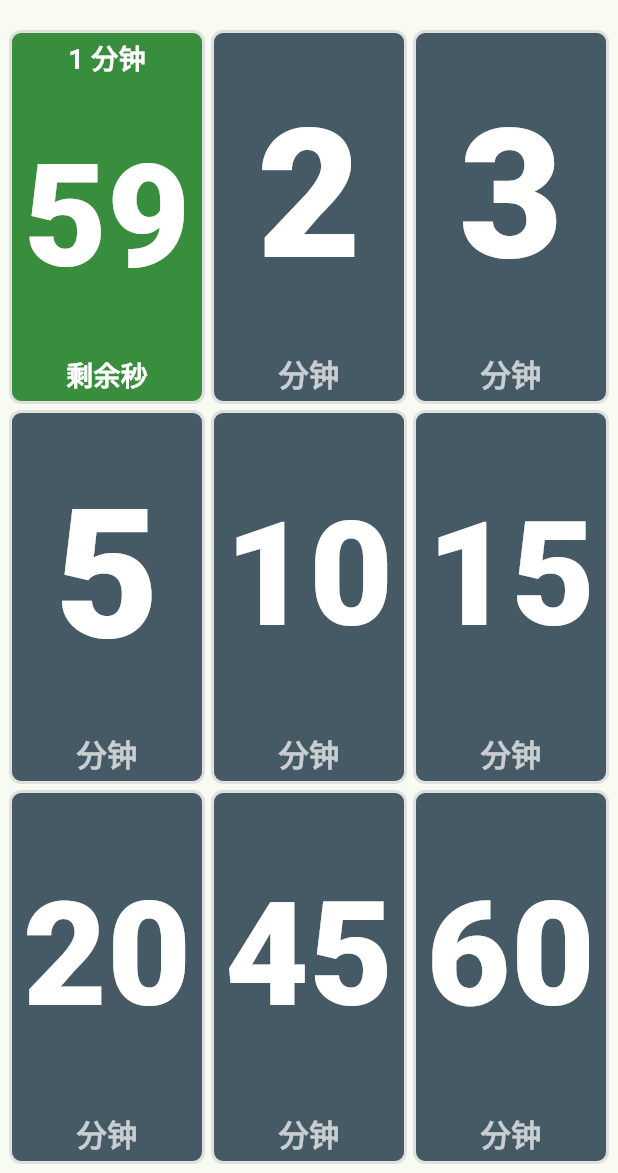
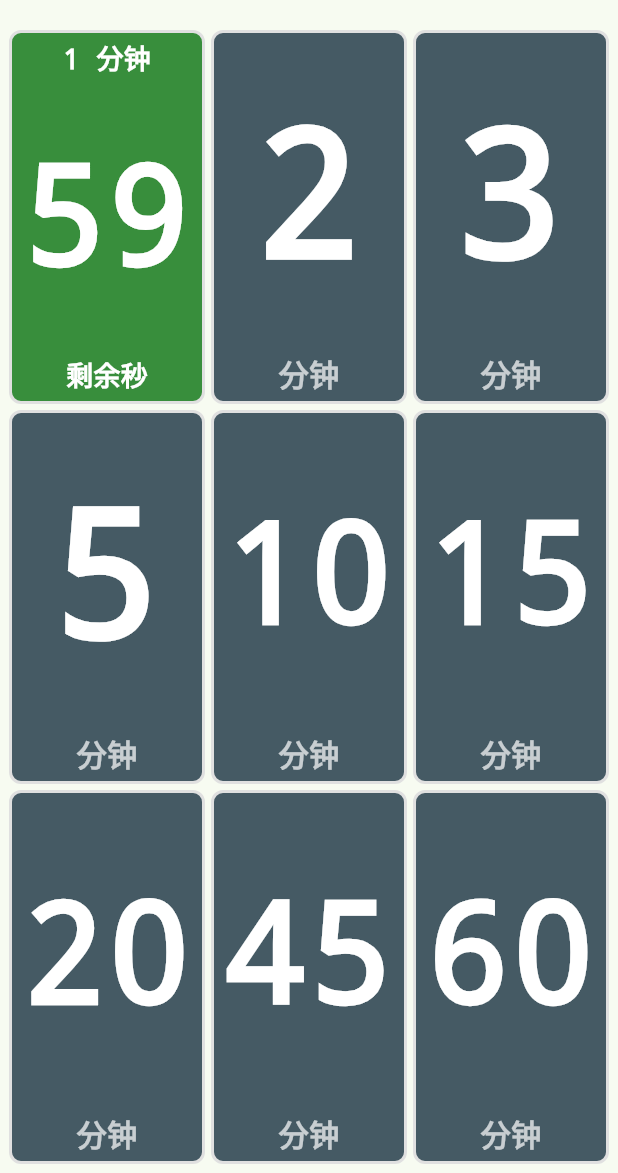
Before and after one commit to calcitem/GridTimer, a Flutter app: the screen it shows after launch, after a tap on an icon or button, on a phone screen of 412 x 824 dp, the part 63-1236 px from its top. Run offline on Flutter 3.47's test engine with Material 3 defaults, Android fonts, the phone set to English and light mode, and no system bars; our stand-ins replace audioplayers, flutter_local_notifications, flutter_riverpod, flutter_tts, freezed_annotation, hive_ce and 3 more; missing offline and left inert: app_settings; accounts and stored records are empty; generated files the repository leaves out were written again.

Commit message:
feat(notification): add platform checks for canceling notifications
Implemented platform checks in the NotificationService to ensure notifications are only canceled on supported platforms (Android and iOS). This prevents unnecessary calls on unsupported platforms. Additionally, updated TimerGridCell styles to use a monospace font for better readability.

```diff
--- a/lib/presentation/widgets/timer_grid_cell.dart
+++ b/lib/presentation/widgets/timer_grid_cell.dart
@@ -78,6 +78,7 @@ class TimerGridCell extends ConsumerWidget {
                   style: const TextStyle(
                     fontSize: 120,
                     fontWeight: FontWeight.w900,
+                    fontFamily: 'monospace',
                     color: Colors.white,
                     height: 1.0,
                     fontFeatures: [FontFeature.tabularFigures()],
@@ -114,6 +115,7 @@ class TimerGridCell extends ConsumerWidget {
           style: TextStyle(
             fontSize: 18,
             fontWeight: FontWeight.bold,
+            fontFamily: 'monospace',
             color: isPaused ? Colors.white70 : Colors.white,
             fontFeatures: const [FontFeature.tabularFigures()],
           ),
@@ -130,6 +132,7 @@ class TimerGridCell extends ConsumerWidget {
                   style: TextStyle(
                     fontSize: 100,
                     fontWeight: FontWeight.w900,
+                    fontFamily: 'monospace',
                     color: isPaused ? Colors.white70 : Colors.white,
                     height: 1.0,
                     fontFeatures: const [FontFeature.tabularFigures()],
@@ -163,6 +166,7 @@ class TimerGridCell extends ConsumerWidget {
           style: const TextStyle(
             fontSize: 18,
             fontWeight: FontWeight.bold,
+            fontFamily: 'monospace',
             color: Colors.white,
             fontFeatures: [FontFeature.tabularFigures()],
           ),
@@ -246,7 +250,9 @@ class TimerGridCell extends ConsumerWidget {
       barrierDismissible: false,
       builder: (context) => AlertDialog(
         title: const Text('Confirm Start?'),
-        content: const Text('Other timers are running. Continue to start this timer?'),
+        content: const Text(
+          'Other timers are running. Continue to start this timer?',
+        ),
         actions: [
           TextButton(
             onPressed: () => Navigator.pop(context),
```
Also changed, not shown: lib/infrastructure/notification_service.dart (+8 -0 lines), 1 other file.
